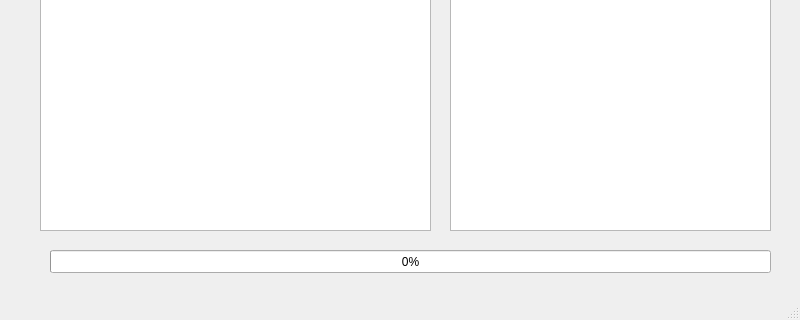
Above: cpp/qt/VisitDir/VisitDir/mainwindow.ui from EdisoNewtong/Vector before the change; both pictures show x 0 to 800 and y 280 to 600 of the 800 by 600 pixel window. Below: the same form after it.
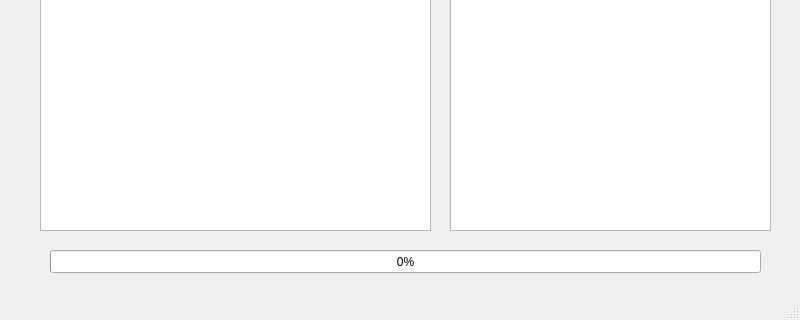
That is the form after the change.

The edit to the form file:
```diff
--- a/cpp/qt/VisitDir/VisitDir/mainwindow.ui
+++ b/cpp/qt/VisitDir/VisitDir/mainwindow.ui
@@ -52,7 +52,7 @@
      <rect>
       <x>50</x>
       <y>530</y>
-      <width>721</width>
+      <width>711</width>
       <height>23</height>
      </rect>
     </property>
```
